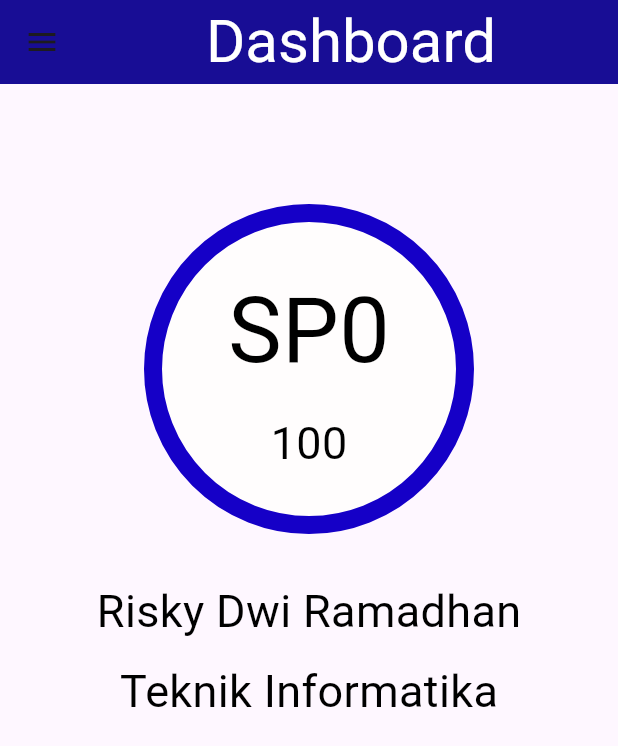
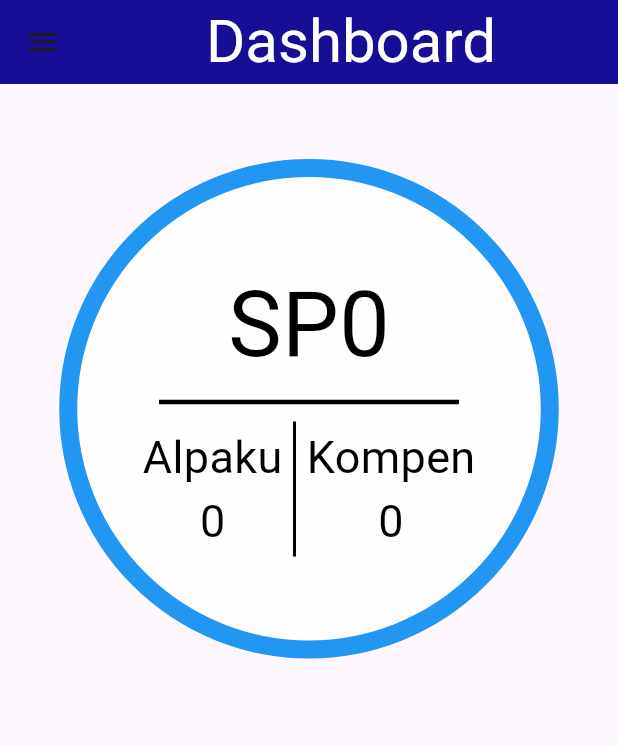
Before and after one commit to RiskyDwiRamadhan/kompen, a Flutter app: the DashboardMWidget screen opened directly with empty values, on a phone screen of 412 x 824 dp. Shown: the top 746 px of the screen. Run offline on Flutter 3.47's test engine with Material 3 defaults, Android fonts, the phone set to English and light mode, and no system bars; our stand-ins replace flutter_animate, image_picker; network calls fail; Roboto replaces fonts that are missing (Outfit, Readex Pro); statements that could not run were skipped.

Commit message:
Merubah Tampilan Dashboard Mahasiswa

```diff
--- a/lib/widget/dashboard/dashboardM.dart
+++ b/lib/widget/dashboard/dashboardM.dart
@@ -4,7 +4,10 @@ import 'package:flutter/material.dart';
 import 'package:flutter_animate/flutter_animate.dart';
 import 'package:flutter/services.dart';
 import 'package:flutter/scheduler.dart';
+import 'package:kompen/widget/Model/modelAlpaku.dart';
 import 'package:kompen/widget/Model/modelUser.dart';
+import 'package:kompen/widget/Service/serviceAlpaku.dart';
+import 'package:kompen/widget/Service/serviceMahasiswa.dart';
 import 'package:kompen/widget/componen/navigatorDrawer.dart';
 import 'dart:async';
 
@@ -19,6 +22,9 @@ class DashboardMWidget extends StatefulWidget {
 }
 
 class _DashboardMWidgetState extends State<DashboardMWidget> {
+  Color _circleColor = Colors.blue; // Warna awal
+  int _alpa = 0, _kompen = 0;
+  late List<Alpaku> alpaku;
   late User user;
   File? _image;
   String id_user = "",
@@ -28,7 +34,9 @@ class _DashboardMWidgetState extends State<DashboardMWidget> {
       password = "",
       username = "",
       email = "",
-      foto = "";
+      foto = "",
+      prodi = "",
+      statusSP = "SP0";
 
   void _getData() async {
     user = widget.user;
@@ -40,6 +48,51 @@ class _DashboardMWidgetState extends State<DashboardMWidget> {
     email = user.email!.toString();
     foto = user.foto!.toString();
     status = user.status!.toString();
+    _perkalianAlpa(widget.user.idUser!);
+    ServicesMahasiswa.getAlpaMahasiswa(widget.user.idUser!).then((value) {
+      setState(() {
+        // alpa = int.parse( value[0].kompen!) - int.parse( value[0].terkompen!);
+        prodi = value[0].prodi!;
+        _changeColor();
+      });
+    });
+  }
+
+  void _changeColor() async{
+    setState(() {
+      if (_alpa >= 56) {
+        _circleColor = Colors.black;
+        statusSP = "PS";
+      } else if (_alpa >= 47) {
+        _circleColor = Colors.red;
+        statusSP = "SP3";
+      } else if (_alpa >= 36) {
+        _circleColor = Color.fromARGB(255, 253, 100, 17);
+        statusSP = "SP2";
+      } else if (_alpa >= 18) {
+        _circleColor = Colors.yellow;
+        statusSP = "SP1";
+      } else {
+        _circleColor = Colors.blue; // Warna awal
+        statusSP = "SP0";
+      }
+    });
+  }
+
+void _perkalianAlpa(String nim) async{
+ServicesAlpaku.getAlpakuWhere(nim).then((value) {
+  int index = 0;
+  for (var i = value.length-1 ; i >= 0; i--) {
+    setState(() {
+      int data = value[i].perkalian[index] * int.parse(value[i].jmlAlpa!)  ;
+      print("${value[i].perkalian[index]} X ${value[i].jmlAlpa} = ${data}");
+      index++;
+
+      _kompen = _kompen + data;
+      _alpa = _alpa + int.parse(value[i].jmlAlpa!)  ;
+    });
+  }
+});
 }
 
   @override
@@ -72,53 +125,118 @@ class _DashboardMWidgetState extends State<DashboardMWidget> {
         centerTitle: true,
         elevation: 4,
       ),
-      body: Column(
+      body: SingleChildScrollView(
+        child: Column(
           mainAxisSize: MainAxisSize.max,
           children: [
             Align(
-            alignment: AlignmentDirectional(0.00, 0.00),
+              alignment: AlignmentDirectional(0, 0),
               child: Padding(
-              padding: EdgeInsetsDirectional.fromSTEB(0, 80, 0, 0),
-              child: Container(
-                width: 220,
-                height: 220,
+                padding: EdgeInsetsDirectional.fromSTEB(0, 50, 0, 0),
+                child: AnimatedContainer(
+                  duration: Duration(milliseconds: 500),
+                  width: 333,
+                  height: 333,
                   decoration: BoxDecoration(
                     color: Color(0xFFFFFDFD),
                     shape: BoxShape.circle,
                     border: Border.all(
-                    color: Color(0xFF1500C7),
+                      color: _circleColor,
                       width: 12,
                     ),
                   ),
                   child: Column(
                     mainAxisSize: MainAxisSize.max,
+                    mainAxisAlignment: MainAxisAlignment.center,
                     children: [
                       Align(
-                      alignment: AlignmentDirectional(0.00, -1.00),
-                      child: Padding(
-                        padding: EdgeInsetsDirectional.fromSTEB(0, 30, 0, 0),
+                        alignment: AlignmentDirectional(0, -1),
                         child: Text(
-                          'SP0',
-                          style: TextStyle(
+                          statusSP,
+                          style:
+                              TextStyle(
                                     fontFamily: 'Readex Pro',
                                     color: Colors.black,
                                     fontSize: 60,
                                   ),
                         ),
                       ),
+                      SizedBox(
+                        width: 200,
+                        child: Divider(
+                          thickness: 3,
+                          color: Colors.black,
                         ),
+                      ),
+                      Padding(
+                        padding: EdgeInsetsDirectional.fromSTEB(0, 5, 0, 0),
+                        child: Row(
+                          mainAxisSize: MainAxisSize.max,
+                          mainAxisAlignment: MainAxisAlignment.center,
+                          children: [
+                            Column(
+                              mainAxisSize: MainAxisSize.min,
+                              children: [
                                 Align(
-                      alignment: AlignmentDirectional(0.00, -1.00),
-                      child: Padding(
-                        padding: EdgeInsetsDirectional.fromSTEB(0, 10, 0, 0),
+                                  alignment: AlignmentDirectional(0, -1),
                                   child: Text(
-                          '100',
+                                    'Alpaku',
                                     style: TextStyle(
                                           fontFamily: 'Readex Pro',
                                           color: Colors.black,
                                           fontSize: 30,
                                         ),
                                   ),
+                                ),
+                                Align(
+                                  alignment: AlignmentDirectional(0, -1),
+                                  child: Text(
+                                    _alpa.toString(),
+                                    style: TextStyle(
+                                          fontFamily: 'Readex Pro',
+                                          color: Colors.black,
+                                          fontSize: 30,
+                                        ),
+                                  ),
+                                ),
+                              ],
+                            ),
+                            SizedBox(
+                              height: 90,
+                              child: VerticalDivider(
+                                thickness: 2,
+                                color: Colors.black,
+                              ),
+                            ),
+                            Column(
+                              mainAxisSize: MainAxisSize.max,
+                              children: [
+                                Align(
+                                  alignment: AlignmentDirectional(0, -1),
+                                  child: Text(
+                                    'Kompen',
+                                    style: TextStyle(
+                                          fontFamily: 'Readex Pro',
+                                          color: Colors.black,
+                                          fontSize: 30,
+                                        ),
+                                  ),
+                                ),
+                                Align(
+                                  alignment: AlignmentDirectional(0, -1),
+                                  child: Text(
+                                  _kompen.toString(),
+                                    textAlign: TextAlign.start,
+                                    style: TextStyle(
+                                          fontFamily: 'Readex Pro',
+                                          color: Colors.black,
+                                          fontSize: 30,
+                                        ),
+                                  ),
+                                ),
+                              ],
+                            ),
+                          ],
                         ),
                       ),
                     ],
@@ -129,7 +247,7 @@ class _DashboardMWidgetState extends State<DashboardMWidget> {
             Padding(
               padding: EdgeInsetsDirectional.fromSTEB(0, 30, 0, 0),
               child: Text(
-              'Risky Dwi Ramadhan',
+                nama,
                 style: TextStyle(
                   fontFamily: 'Readex Pro',
                   color: Colors.black,
@@ -140,7 +258,7 @@ class _DashboardMWidgetState extends State<DashboardMWidget> {
             Padding(
               padding: EdgeInsetsDirectional.fromSTEB(0, 10, 0, 0),
               child: Text(
-              'Teknik Informatika',
+                prodi,
                 style: TextStyle(
                   fontFamily: 'Readex Pro',
                   color: Colors.black,
@@ -150,6 +268,7 @@ class _DashboardMWidgetState extends State<DashboardMWidget> {
             ),
           ],
         ),
+      ),
     );
   }
 }
```
Lines whose indentation alone changed are shown as unchanged.
